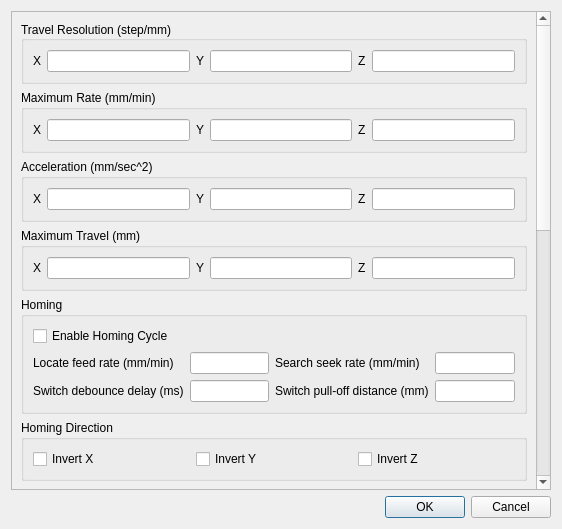
This is src/frmconfig.ui in nekaelektronik/Candle as Qt 5 draws it before an edit. The edited form follows.
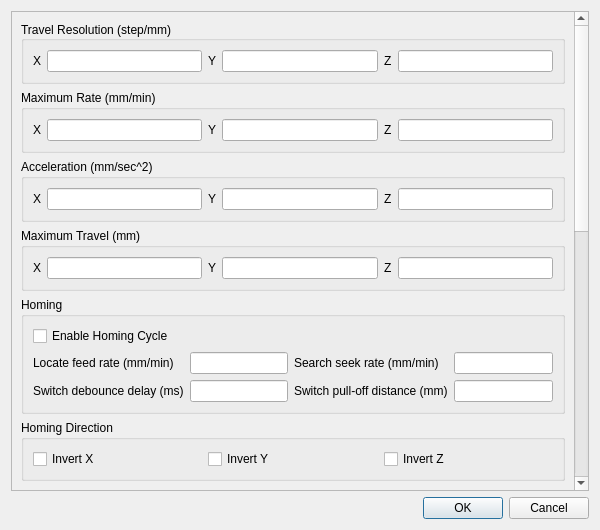
This is the edited form. Custom widgets are drawn as their Qt base class.

Commit message: Adjust window size

Diff of the .ui file:
```diff
--- a/src/frmconfig.ui
+++ b/src/frmconfig.ui
@@ -6,8 +6,8 @@
    <rect>
     <x>0</x>
     <y>0</y>
-    <width>562</width>
-    <height>529</height>
+    <width>600</width>
+    <height>530</height>
    </rect>
   </property>
   <property name="windowTitle">
@@ -24,7 +24,7 @@
        <rect>
         <x>0</x>
         <y>0</y>
-        <width>557</width>
+        <width>566</width>
         <height>1141</height>
        </rect>
       </property>
```
